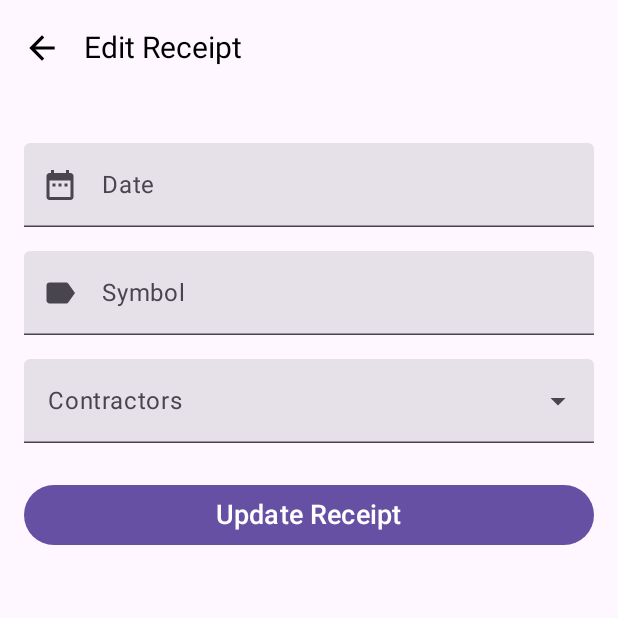
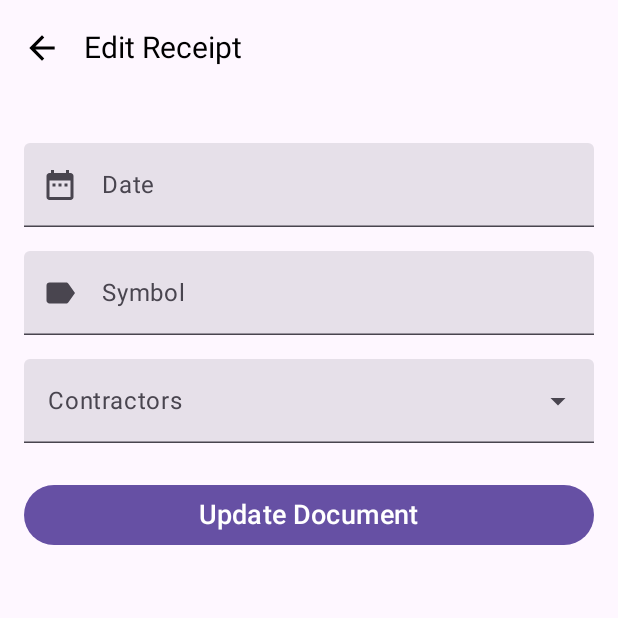
Before and after one commit to NolifekNTB/PrzyjeciaMagazyn, an Android app built with Jetpack Compose: the EditDocumentScreen screen opened through its navigation route, on a phone screen of 412 x 824 dp, the top half of it. Run offline under Robolectric (Android 15) with nearby library versions, the phone set to English and light mode, and no system bars; our stand-ins replace Dagger/Hilt's generated code.

Commit message:
Fix issue with one contractor left (editHomeScreen)

```diff
--- a/app/src/main/java/com/example/przyjeciamagazyn/Documents/presentation/screens/Document/AddDocumentScreen.kt
+++ b/app/src/main/java/com/example/przyjeciamagazyn/Documents/presentation/screens/Document/AddDocumentScreen.kt
@@ -1,6 +1,5 @@
 package com.example.przyjeciamagazyn.Documents.presentation.screens.Document
 
-import android.annotation.SuppressLint
 import androidx.compose.foundation.layout.*
 import androidx.compose.material.DropdownMenu
 import androidx.compose.material.DropdownMenuItem
@@ -9,7 +8,6 @@ import androidx.compose.material.icons.filled.ArrowDropDown
 import androidx.compose.material.icons.filled.DateRange
 import androidx.compose.material3.Button
 import androidx.compose.material3.Checkbox
-import androidx.compose.material3.ExperimentalMaterial3Api
 import androidx.compose.material3.Icon
 import androidx.compose.material3.IconButton
 import androidx.compose.material3.Scaffold
--- a/app/src/main/java/com/example/przyjeciamagazyn/Documents/presentation/screens/Document/EditDocumentScreen.kt
+++ b/app/src/main/java/com/example/przyjeciamagazyn/Documents/presentation/screens/Document/EditDocumentScreen.kt
@@ -63,7 +63,7 @@ fun EditDocumentScreen(
                 contractorListExpanded = contractorListExpanded,
                 onExpandedChange = { contractorListExpanded = it },
                 onUpdateClick = {
-                    if (date.isNotEmpty() && symbol.isNotEmpty() && selectedContractors.isNotEmpty()) {
+                    if (date.isNotEmpty() && symbol.isNotEmpty()) {
                         val updatedReceipt = Document(
                             id = receiptId,
                             date = date,
@@ -135,6 +135,6 @@ fun UpdateDocumentButton(onClick: () -> Unit) {
             .fillMaxWidth()
             .padding(vertical = 8.dp)
     ) {
-        Text("Update Receipt", fontSize = 18.sp)
+        Text("Update Document", fontSize = 18.sp)
     }
 }
```
